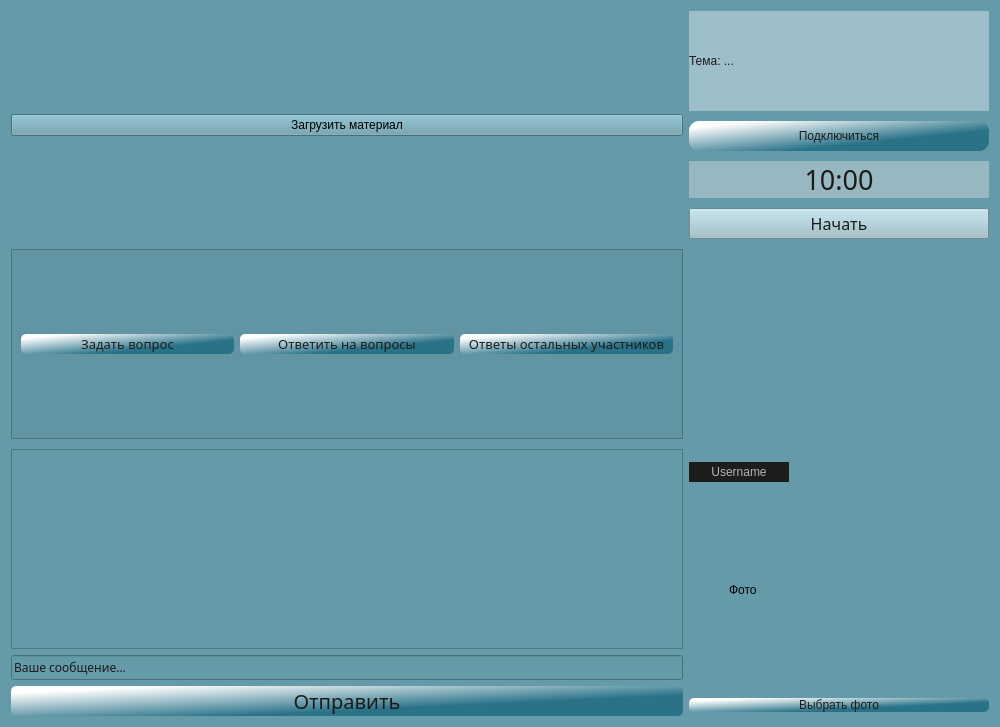
Above: Client/jeducation-v0.1/learning.ui from Avedik/Desktop-application-IEducation before the change. Below: the same form after it.
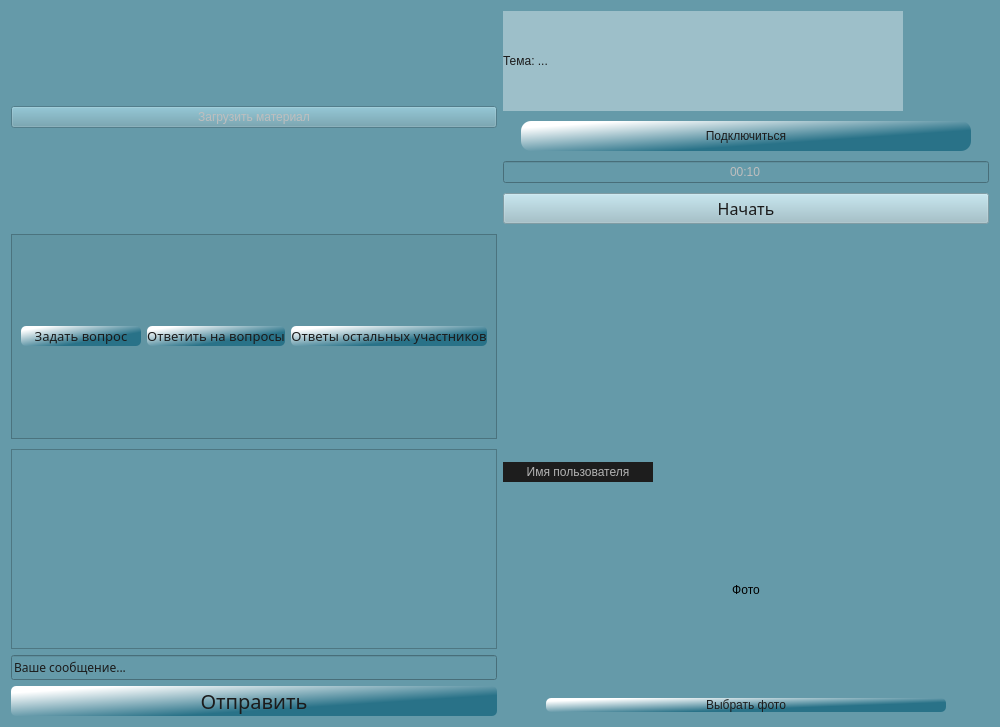
That is the form after the change.

Diff of the .ui file:
```diff
--- a/Client/jeducation-v0.1/learning.ui
+++ b/Client/jeducation-v0.1/learning.ui
@@ -30,6 +30,9 @@
     <layout class="QVBoxLayout" name="verticalLayout_4">
      <item>
       <widget class="QPushButton" name="importPdfButton">
+       <property name="enabled">
+        <bool>false</bool>
+       </property>
        <property name="text">
         <string>Загрузить материал</string>
        </property>
@@ -138,32 +141,20 @@
       </spacer>
      </item>
      <item>
-      <layout class="QHBoxLayout" name="horizontalLayout_2">
+      <layout class="QHBoxLayout" name="horizontalLayout_2"/>
+     </item>
        <item>
-        <widget class="QLabel" name="label_6">
-         <property name="font">
-          <font>
-           <family>Bahnschrift</family>
-           <pointsize>20</pointsize>
-           <bold>false</bold>
-          </font>
-         </property>
-         <property name="layoutDirection">
-          <enum>Qt::LeftToRight</enum>
-         </property>
-         <property name="styleSheet">
-          <string notr="true">background-color: rgb(151, 184, 193);
-color: rgb(27, 27, 27);</string>
+      <widget class="QLineEdit" name="timerEdit">
+       <property name="enabled">
+        <bool>false</bool>
          </property>
          <property name="text">
-          <string>10:00</string>
+        <string>00:10</string>
          </property>
          <property name="alignment">
           <set>Qt::AlignCenter</set>
          </property>
         </widget>
-       </item>
-      </layout>
      </item>
      <item>
       <spacer name="verticalSpacer_3">
@@ -183,6 +174,9 @@
      </item>
      <item>
       <widget class="QPushButton" name="pushButton">
+       <property name="enabled">
+        <bool>false</bool>
+       </property>
        <property name="font">
         <font>
          <family>Bahnschrift</family>
@@ -248,7 +242,7 @@
         <string notr="true">Ваше сообщение...</string>
        </property>
        <property name="cursorPosition">
-        <number>0</number>
+        <number>17</number>
        </property>
       </widget>
      </item>
@@ -303,7 +297,7 @@
        </property>
        <property name="minimumSize">
         <size>
-         <width>100</width>
+         <width>150</width>
          <height>20</height>
         </size>
        </property>
@@ -319,7 +313,7 @@
 </string>
        </property>
        <property name="text">
-        <string>Username</string>
+        <string>Имя пользователя</string>
        </property>
        <property name="alignment">
         <set>Qt::AlignCenter</set>
@@ -361,6 +355,9 @@
          <property name="text">
           <string>Фото</string>
          </property>
+         <property name="alignment">
+          <set>Qt::AlignCenter</set>
+         </property>
         </widget>
        </item>
        <item>
```
Lines whose indentation alone changed are shown as unchanged.
